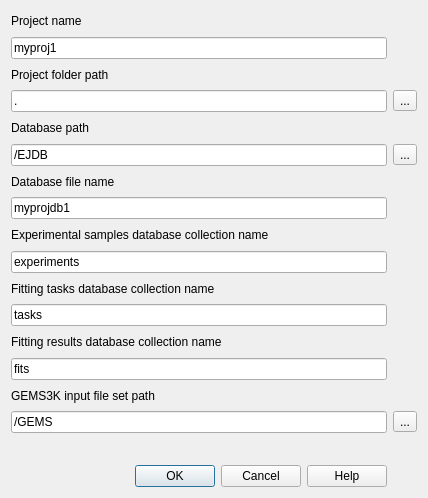
The window that gfshell2/dialogs/ProjectSettingsDialog.ui (gemshub/gemsfits) describes before a commit, drawn with Qt 5.
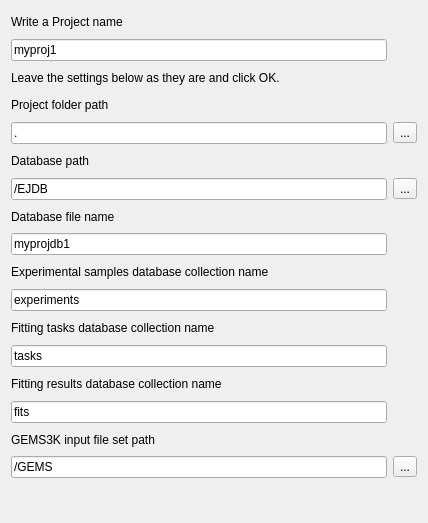
The same window after the commit. Icons and pictures are not drawn.

Commit message: Enhance deployment workflows and documentation: - Add help documentation generation for Linux, macOS, and Windows. - Update artifact upload steps to prevent zip-inside-a-zip issues. - Improve README files with project location details for Linux and macOS. - Revise UI elements in ProjectSettingsDialog for better user experience. - Introduce scripts for generating help content to ensure consistency with builds.

Diff of the .ui file:
```diff
--- a/gfshell2/dialogs/ProjectSettingsDialog.ui
+++ b/gfshell2/dialogs/ProjectSettingsDialog.ui
@@ -10,7 +10,7 @@
     <x>0</x>
     <y>0</y>
     <width>428</width>
-    <height>498</height>
+    <height>523</height>
    </rect>
   </property>
   <property name="windowTitle">
@@ -24,14 +24,14 @@
    <bool>false</bool>
   </property>
   <layout class="QGridLayout" name="gridLayout">
-   <item row="17" column="1">
+   <item row="18" column="1">
     <widget class="QToolButton" name="gemsDirButton">
      <property name="text">
       <string>...</string>
      </property>
     </widget>
    </item>
-   <item row="9" column="0">
+   <item row="10" column="0">
     <widget class="QLineEdit" name="ejdbName">
      <property name="text">
       <string>myprojdb1</string>
@@ -45,122 +45,126 @@
      </property>
     </widget>
    </item>
-   <item row="17" column="0">
+   <item row="18" column="0">
     <widget class="QLineEdit" name="gemsDir">
      <property name="text">
       <string>/GEMS</string>
      </property>
     </widget>
    </item>
-   <item row="3" column="0">
+   <item row="4" column="0">
     <widget class="QLineEdit" name="projDir">
      <property name="text">
       <string>.</string>
      </property>
     </widget>
    </item>
-   <item row="18" column="0">
+   <item row="19" column="0">
     <widget class="QLabel" name="label_8">
      <property name="text">
       <string/>
      </property>
     </widget>
    </item>
-   <item row="6" column="0">
+   <item row="7" column="0">
     <widget class="QLabel" name="label_3">
      <property name="text">
       <string>Database path</string>
      </property>
     </widget>
    </item>
-   <item row="14" column="0">
+   <item row="15" column="0">
     <widget class="QLabel" name="label_9">
      <property name="text">
       <string>Fitting results database collection name</string>
      </property>
     </widget>
    </item>
-   <item row="15" column="0">
+   <item row="16" column="0">
     <widget class="QLineEdit" name="fitCollection">
      <property name="text">
       <string>fits</string>
      </property>
     </widget>
    </item>
-   <item row="12" column="0">
+   <item row="13" column="0">
     <widget class="QLabel" name="label_6">
      <property name="text">
       <string>Fitting tasks database collection name</string>
      </property>
     </widget>
    </item>
-   <item row="11" column="0">
+   <item row="12" column="0">
     <widget class="QLineEdit" name="experCollect">
      <property name="text">
       <string>experiments</string>
      </property>
     </widget>
    </item>
-   <item row="8" column="0">
+   <item row="9" column="0">
     <widget class="QLabel" name="label_4">
      <property name="text">
       <string>Database file name</string>
      </property>
     </widget>
    </item>
-   <item row="10" column="0">
+   <item row="11" column="0">
     <widget class="QLabel" name="label_5">
      <property name="text">
       <string>Experimental samples database collection name</string>
      </property>
     </widget>
    </item>
-   <item row="3" column="1">
+   <item row="4" column="1">
     <widget class="QToolButton" name="projDirButton">
      <property name="text">
       <string>...</string>
      </property>
     </widget>
    </item>
-   <item row="19" column="0">
+   <item row="20" column="0">
     <widget class="QDialogButtonBox" name="buttonBox">
-     <property name="orientation">
-      <enum>Qt::Orientation::Horizontal</enum>
-     </property>
      <property name="standardButtons">
-      <set>QDialogButtonBox::StandardButton::Cancel|QDialogButtonBox::StandardButton::Help|QDialogButtonBox::StandardButton::Ok</set>
+      <set>QDialogButtonBox::NoButton</set>
      </property>
     </widget>
    </item>
-   <item row="13" column="0">
+   <item row="14" column="0">
     <widget class="QLineEdit" name="taskCollection">
      <property name="text">
       <string>tasks</string>
      </property>
     </widget>
    </item>
-   <item row="2" column="0">
+   <item row="3" column="0">
     <widget class="QLabel" name="label">
      <property name="text">
       <string>Project folder path</string>
      </property>
     </widget>
    </item>
-   <item row="7" column="1">
+   <item row="2" column="0">
+    <widget class="QLabel" name="labelDefaultHint">
+     <property name="text">
+      <string>Leave the settings below as they are and click OK.</string>
+     </property>
+    </widget>
+   </item>
+   <item row="8" column="1">
     <widget class="QToolButton" name="ejdbDirButton">
      <property name="text">
       <string>...</string>
      </property>
     </widget>
    </item>
-   <item row="16" column="0">
+   <item row="17" column="0">
     <widget class="QLabel" name="label_7">
      <property name="text">
       <string>GEMS3K input file set path</string>
      </property>
     </widget>
    </item>
-   <item row="7" column="0">
+   <item row="8" column="0">
     <widget class="QLineEdit" name="ejdbDir">
      <property name="text">
       <string>/EJDB</string>
@@ -170,7 +174,7 @@
    <item row="0" column="0">
     <widget class="QLabel" name="label_2">
      <property name="text">
-      <string>Project name</string>
+      <string>Write a Project name</string>
      </property>
     </widget>
    </item>
```
Left out of the diff: 2 changed lines with no effect on the pictures. The commit also changes 19 other files.
